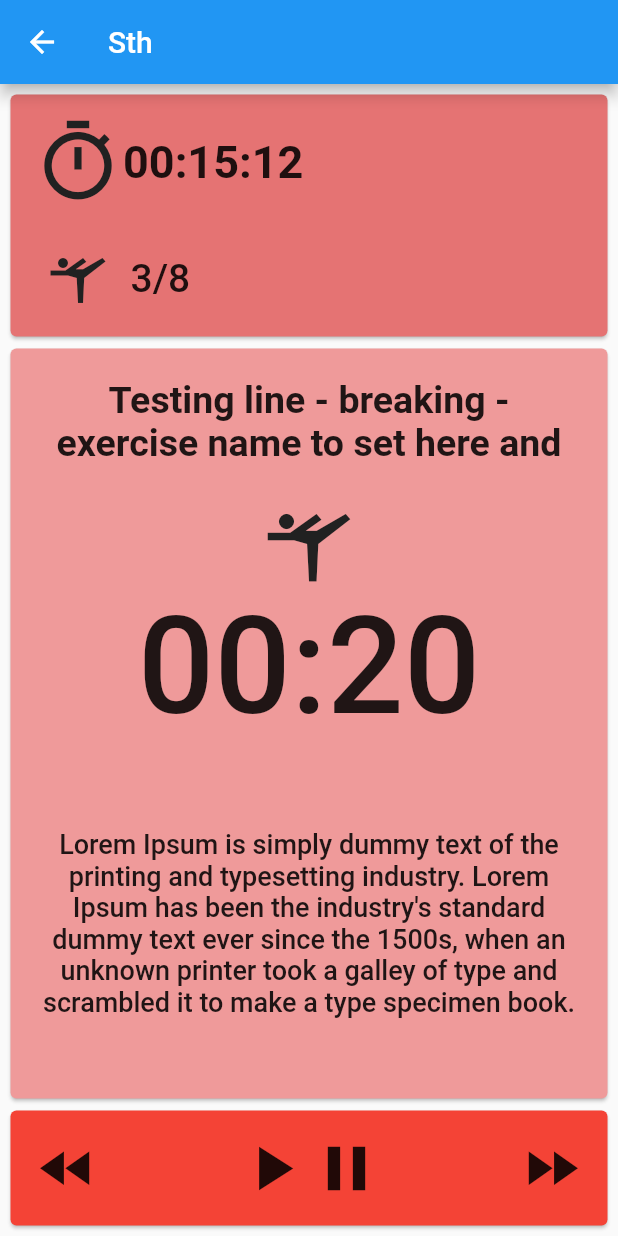
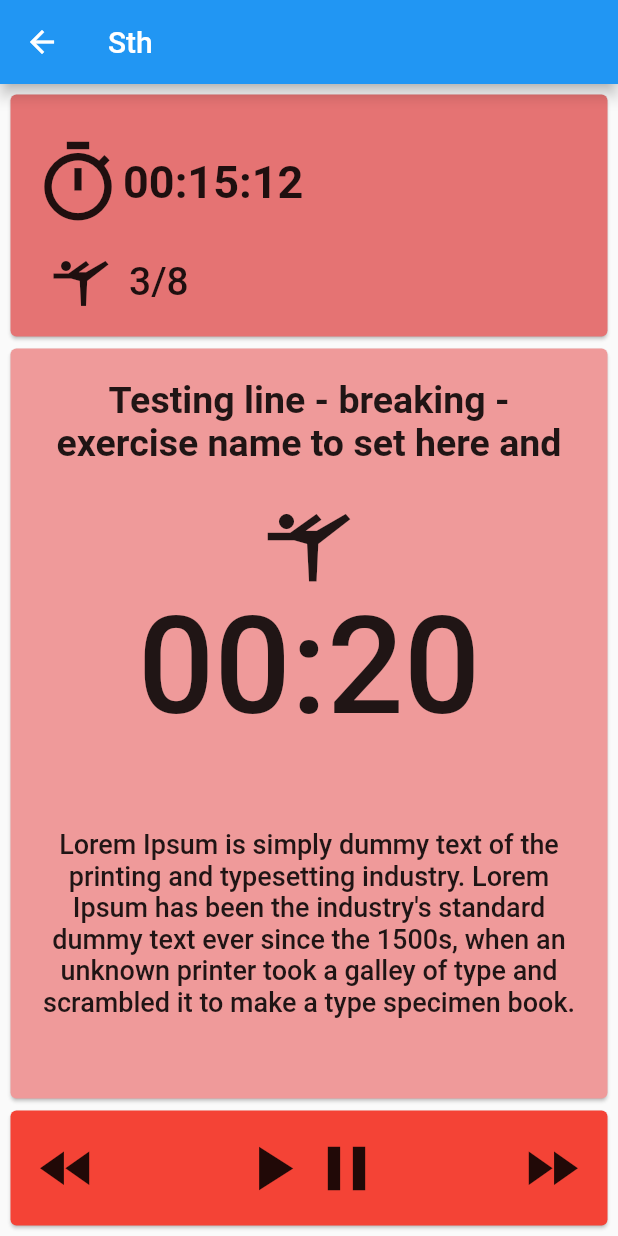
Before and after one commit to martamazurkiewicz/tabata_timer, a Flutter app: the TabataScreen screen opened directly, on a phone screen of 412 x 824 dp. Run offline on Flutter 3.47's test engine with Material 2 defaults, Android fonts, the phone set to English and light mode, and no system bars.

Commit message:
Refactored tabata screen card

```diff
--- a/lib/screens/tabata_screen/tabata_screen.dart
+++ b/lib/screens/tabata_screen/tabata_screen.dart
@@ -53,7 +53,6 @@ class PlayCard extends StatelessWidget {
         child: Row(
           children: [
             Expanded(
-              flex: 1,
               child: Container(
                 alignment: Alignment.centerLeft,
                 child: const Icon(
@@ -79,7 +78,6 @@ class PlayCard extends StatelessWidget {
               ),
             ),
             Expanded(
-              flex: 1,
               child: Container(
                 alignment: Alignment.centerRight,
                 child: const Icon(
@@ -107,10 +105,9 @@ class CountdownCard extends StatelessWidget {
       child: Padding(
         padding: const EdgeInsets.all(20.0),
         child: Column(
-          children: [
-            const Expanded(
+          children: const [
+            Expanded(
               flex: 2,
-              child: SizedBox(
               child: Text(
                 'Testing line - breaking - exercise name to set here and some more words',
                 textAlign: TextAlign.center,
@@ -119,35 +116,33 @@ class CountdownCard extends StatelessWidget {
                 style: TextStyle(fontSize: 25.0, fontWeight: FontWeight.w700),
               ),
             ),
-            ),
             Expanded(
               flex: 0,
-              child: SizedBox(
               child: Icon(
                 Icons.sports_gymnastics_outlined,
-                  color: Colors.grey[900],
                 size: 60.0,
               ),
             ),
-            ),
-            const Expanded(
+            Expanded(
               flex: 4,
-              child: SizedBox(
               child: Text(
                 '00:20',
-                  style: TextStyle(fontSize: 90.0, fontWeight: FontWeight.w500),
+                style: TextStyle(
+                  fontSize: 90.0,
+                  fontWeight: FontWeight.w500,
                 ),
               ),
             ),
-            const Expanded(
+            Expanded(
               flex: 4,
-              child: SizedBox(
               child: Text(
                 'Lorem Ipsum is simply dummy text of the printing and typesetting industry. Lorem Ipsum has been the industry\'s standard dummy text ever since the 1500s, when an unknown printer took a galley of type and scrambled it to make a type specimen book. It has survived not only five centuries, but also the leap into electronic',
                 textAlign: TextAlign.center,
                 overflow: TextOverflow.clip,
                 maxLines: 6,
-                  style: TextStyle(fontSize: 18.0, fontWeight: FontWeight.w500),
+                style: TextStyle(
+                  fontSize: 18.0,
+                  fontWeight: FontWeight.w500,
                 ),
               ),
             ),
@@ -173,50 +168,40 @@ class TimerCard extends StatelessWidget {
           children: [
             Expanded(
               flex: 2,
-              child: SizedBox(
-                child: Container(
-                  alignment: Alignment.topCenter,
               child: Row(
-                    children: [
+                children: const [
                   Icon(
                     Icons.timer_outlined,
-                        color: Colors.grey[900],
                     size: 60.0,
                   ),
-                      const Text(
+                  Text(
                     '00:15:12',
                     style: TextStyle(
-                            fontSize: 30.0, fontWeight: FontWeight.w600),
-                      ),
-                    ],
-                  ),
-                ),
-              ),
-            ),
-            Expanded(
-              flex: 1,
-              child: SizedBox(
-                child: Container(
-                  alignment: Alignment.topCenter,
-                  padding: const EdgeInsets.only(left: 10.0),
-                  child: Row(
-                    children: [
-                      Icon(
-                        Icons.sports_gymnastics_outlined,
-                        color: Colors.grey[900],
-                        size: 40.0,
-                      ),
-                      const Padding(
-                        padding: EdgeInsets.only(left: 15.0),
-                        child: Text(
-                          '3/8',
-                          style: TextStyle(
-                              fontSize: 26.0, fontWeight: FontWeight.w500),
+                      fontSize: 30.0,
+                      fontWeight: FontWeight.w600,
                     ),
                   ),
                 ],
               ),
             ),
+            Expanded(
+              child: Row(
+                children: const [
+                  Padding(
+                    padding: EdgeInsets.symmetric(horizontal: 12.0),
+                    child: Icon(
+                      Icons.sports_gymnastics_outlined,
+                      size: 40.0,
+                    ),
+                  ),
+                  Text(
+                    '3/8',
+                    style: TextStyle(
+                      fontSize: 26.0,
+                      fontWeight: FontWeight.w500,
+                    ),
+                  ),
+                ],
               ),
             ),
           ],
```
Lines whose indentation alone changed are shown as unchanged.
